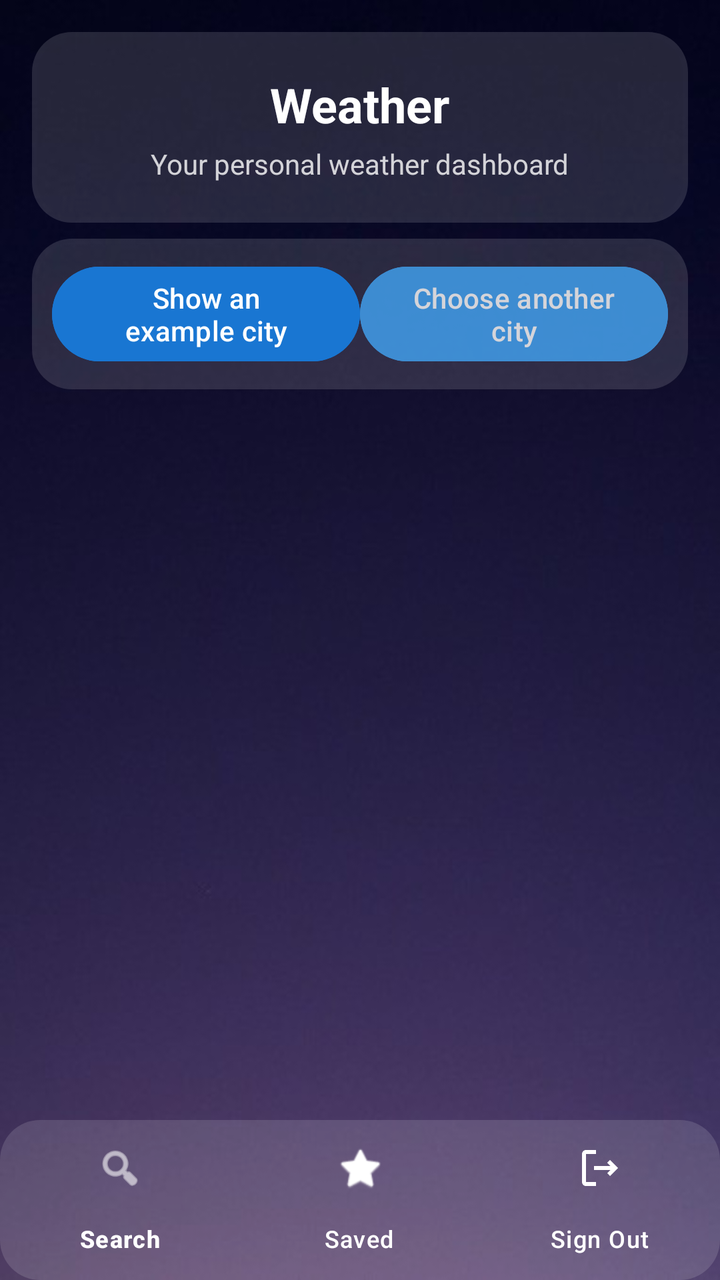
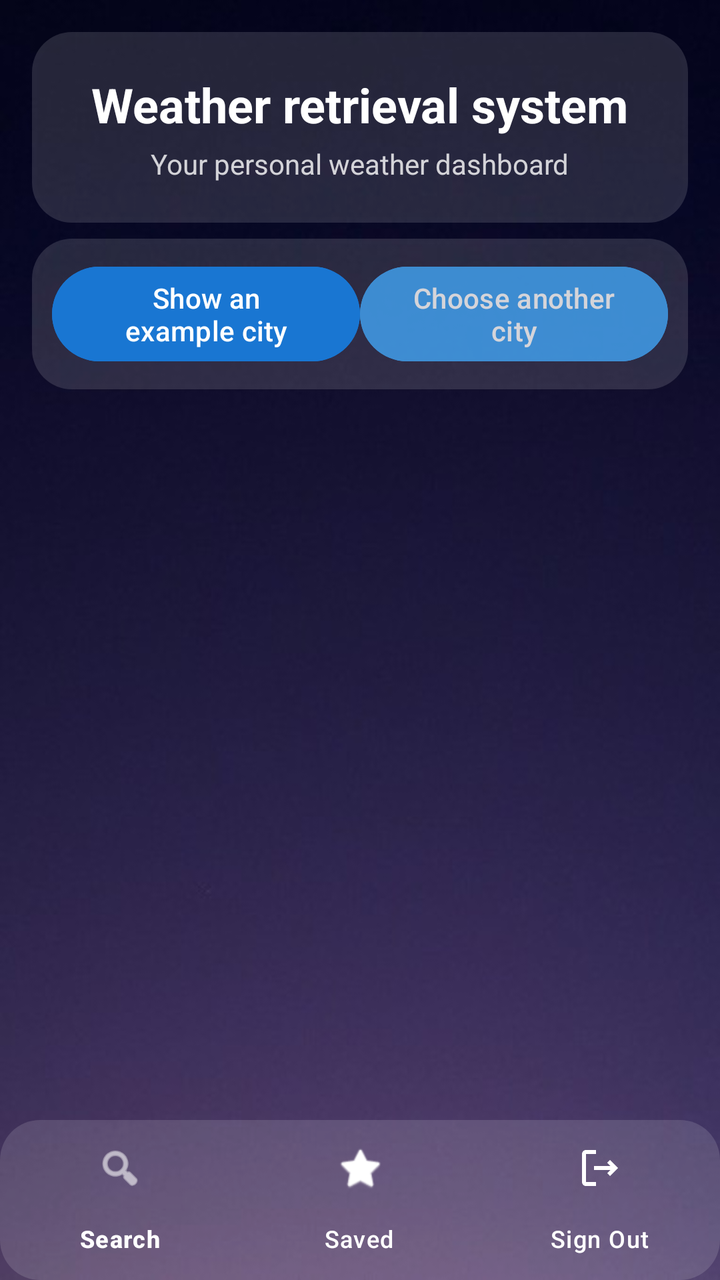

Two renders of the same Android screen: before a commit and after it. Below are the layout's source before the change and the commit's diff.
<!-- AndroidManifest.xml: application theme Theme.COMP30252 -->
<!-- res/layout/activity_main.xml -->
<?xml version="1.0" encoding="utf-8"?>
<layout xmlns:android="http://schemas.android.com/apk/res/android"
    xmlns:app="http://schemas.android.com/apk/res-auto">

    <androidx.constraintlayout.widget.ConstraintLayout
        android:id="@+id/main"
        android:layout_width="match_parent"
        android:layout_height="match_parent"
        android:background="@drawable/bg">

        
        <LinearLayout
            android:id="@+id/headerCard"
            android:layout_width="0dp"
            android:layout_height="wrap_content"
            android:layout_margin="16dp"
            android:background="@drawable/glass_card"
            android:padding="20dp"
            android:orientation="vertical"
            android:gravity="center"
            android:elevation="6dp"
            app:layout_constraintTop_toTopOf="parent"
            app:layout_constraintStart_toStartOf="parent"
            app:layout_constraintEnd_toEndOf="parent">

            <TextView
                android:id="@+id/textView2"
                android:layout_width="wrap_content"
                android:layout_height="wrap_content"
                android:text="Weather"
                android:textSize="24sp"
                android:textStyle="bold"
                android:textColor="@android:color/white" />

            <TextView
                android:layout_width="wrap_content"
                android:layout_height="wrap_content"
                android:text="Your personal weather dashboard"
                android:textSize="14sp"
                android:textColor="#CCFFFFFF"
                android:layout_marginTop="4dp"/>
        </LinearLayout>

        
        <LinearLayout
            android:id="@+id/actionsArea"
            android:layout_width="0dp"
            android:layout_height="wrap_content"
            android:layout_marginHorizontal="16dp"
            android:layout_marginTop="8dp"
            android:background="@drawable/glass_card"
            android:padding="10dp"
            android:orientation="vertical"
            android:elevation="6dp"
            app:layout_constraintTop_toBottomOf="@id/headerCard"
            app:layout_constraintStart_toStartOf="parent"
            app:layout_constraintEnd_toEndOf="parent">

            
            <LinearLayout
                android:layout_width="match_parent"
                android:layout_height="wrap_content"
                android:orientation="horizontal">

                
                <Button
                    android:id="@+id/chooseCityButton"
                    android:layout_width="0dp"
                    android:layout_height="match_parent"
                    android:layout_weight="1"
                    android:text="@string/show_example_city"
                    android:textAllCaps="false"
                    android:textColor="@android:color/white"
                    android:backgroundTint="#1976D2" />

                
                <Button
                    android:id="@+id/chooseAnotherCityButton"
                    android:layout_width="0dp"
                    android:layout_height="match_parent"
                    android:layout_weight="1"
                    android:text="@string/choose_another_city"
                    android:textAllCaps="false"
                    android:textColor="@android:color/white"
                    android:backgroundTint="#42A5F5"
                    android:alpha="0.8" />
            </LinearLayout>

            
            <Button
                android:id="@+id/logoffButton"
                android:layout_width="0dp"
                android:layout_height="0dp"
                android:visibility="gone" />

        </LinearLayout>

        
        <FrameLayout
            android:id="@+id/fragment_container"
            android:layout_width="0dp"
            android:layout_height="0dp"
            android:layout_marginTop="12dp"
            app:layout_constraintTop_toBottomOf="@id/actionsArea"
            app:layout_constraintBottom_toTopOf="@id/bottomNavigation"
            app:layout_constraintStart_toStartOf="parent"
            app:layout_constraintEnd_toEndOf="parent" />

        
        <com.google.android.material.bottomnavigation.BottomNavigationView
            android:id="@+id/bottomNavigation"
            android:layout_width="0dp"
            android:layout_height="wrap_content"
            android:background="@drawable/glass_card"
            android:elevation="8dp"
            app:itemIconTint="@android:color/white"
            app:itemTextColor="@android:color/white"
            app:menu="@menu/bottom_nav_menu"
            app:layout_constraintBottom_toBottomOf="parent"
            app:layout_constraintStart_toStartOf="parent"
            app:layout_constraintEnd_toEndOf="parent" />

        
        <TextView
            android:id="@+id/textView"
            android:layout_width="0dp"
            android:layout_height="0dp"
            app:layout_constraintTop_toTopOf="parent"
            app:layout_constraintStart_toStartOf="parent"/>

    </androidx.constraintlayout.widget.ConstraintLayout>

</layout>
<!-- resources referenced by this layout -->
<resources>
  <!-- drawable bg: jpg bitmap (drawable, 15109 bytes) -->
  <!-- drawable glass_card (drawable) -->
  <shape xmlns:android="http://schemas.android.com/apk/res/android">
      <solid android:color="#22FFFFFF"/>
      <corners android:radius="20dp"/>
  </shape>
  <string name="choose_another_city">Choose another city</string>
  <string name="show_example_city">Show an example city</string>
  <style name="Theme.COMP30252" parent="Base.Theme.COMP30252" />
  <style name="Base.Theme.COMP30252" parent="Theme.Material3.DayNight.NoActionBar">
          
          
      </style>
</resources>

<!-- the commit's change to res/layout/activity_main.xml (unified diff, before → after) -->
@@ -27,7 +27,7 @@
                 android:id="@+id/textView2"
                 android:layout_width="wrap_content"
                 android:layout_height="wrap_content"
-                android:text="Weather"
+                android:text="@string/weather"
                 android:textSize="24sp"
                 android:textStyle="bold"
                 android:textColor="@android:color/white" />
<!-- resource entries referenced after the edit -->
@@ -8,6 +8,7 @@
   </shape>
   <string name="choose_another_city">Choose another city</string>
   <string name="show_example_city">Show an example city</string>
+  <string name="weather">Weather retrieval system</string>
   <style name="Theme.COMP30252" parent="Base.Theme.COMP30252" />
   <style name="Base.Theme.COMP30252" parent="Theme.Material3.DayNight.NoActionBar">
           
